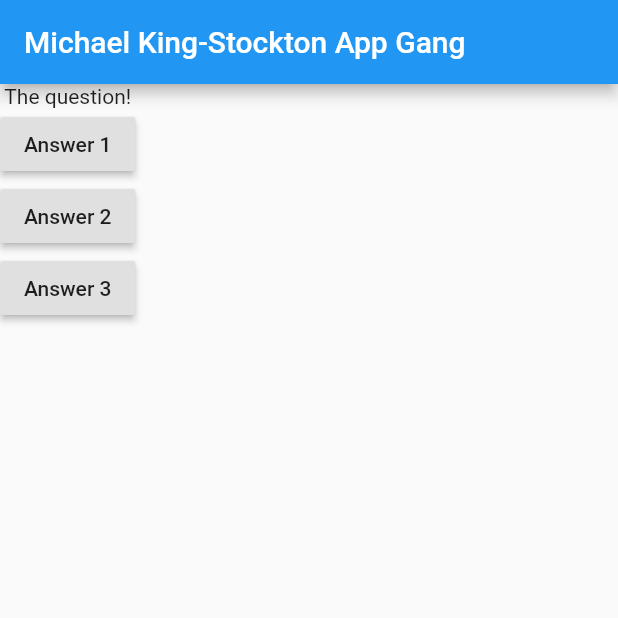
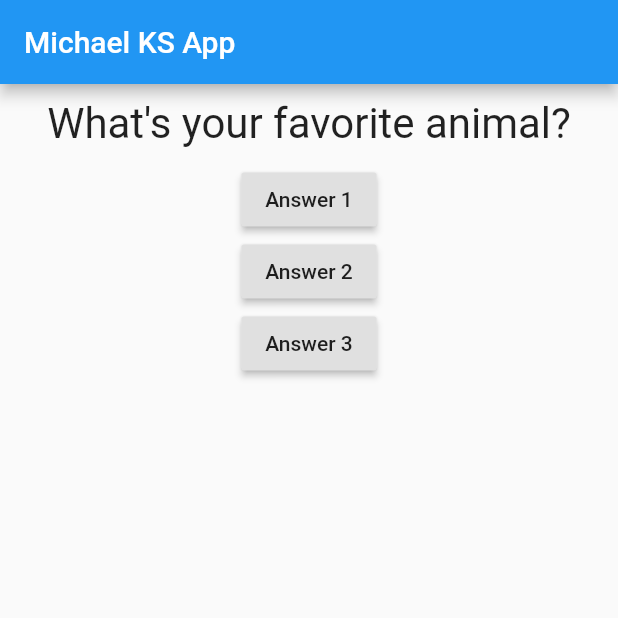
Before and after one commit to KStockton/Flutter_intro, a Flutter app: the screen it shows after launch, after a tap on "Answer 1", on a phone screen of 412 x 824 dp, the top half of it. Run offline on Flutter 3.47's test engine with Material 2 defaults, Android fonts, the phone set to English and light mode, and no system bars.

Commit message:
Add split widget for questions text and add style

```diff
--- a/lib/main.dart
+++ b/lib/main.dart
@@ -1,38 +1,55 @@
 import 'package:flutter/material.dart';
+
+import './question.dart';
 
 void main() => runApp(MyApp());
 
-class MyApp extends StatelessWidget {
-  void answerQuestion() {
-    print('Answer choosen');
+class MyApp extends StatefulWidget {
+  @override
+  State<StatefulWidget> createState() {
+    // TODO: implement createState
+    return _MyAppState();
+  }
+}
+
+class _MyAppState extends State<MyApp> {
+  var _questionIndex = 0;
+
+  void _answerQuestion() {
+    setState(() {
+
+      _questionIndex = _questionIndex + 1;
+    });
+    print(_questionIndex);
   }
 
   @override
   Widget build(BuildContext context) {
     var questions = [
-      'What\'s your favorite color',
-      'What\'s your favorite animal?'
+      'What\'s your favorite color?',
+      'What\'s your favorite animal?',
+      'What is your name?'
     ];
 
     return MaterialApp(
       home: Scaffold(
         appBar: AppBar(
-          title: Text('Michael King-Stockton App Gang'),
+          title: Text('Michael KS App'),
         ),
         body: Column(
           children: [
-            Text('The question!'),
+            Question(questions[_questionIndex]),
             RaisedButton(
               child: Text('Answer 1'),
-              onPressed: answerQuestion,
+              onPressed: _answerQuestion,
             ),
             RaisedButton(
               child: Text('Answer 2'),
-              onPressed: answerQuestion,
+              onPressed: _answerQuestion,
             ),
             RaisedButton(
               child: Text('Answer 3'),
-              onPressed: answerQuestion,
+              onPressed: _answerQuestion,
             ),
           ],
         ),
--- /dev/null
+++ b/lib/question.dart
@@ -0,0 +1,20 @@
+import 'package:flutter/material.dart';
+
+class Question extends StatelessWidget {
+  final String questionText;
+
+  Question(this.questionText);
+
+  @override
+  Widget build(BuildContext context) {
+    return Container(
+      width: double.infinity,
+      margin: EdgeInsets.all(10),
+      child: Text(
+        questionText,
+        style: TextStyle(fontSize: 28),
+        textAlign: TextAlign.center,
+      ),
+    );
+  }
+}
```
